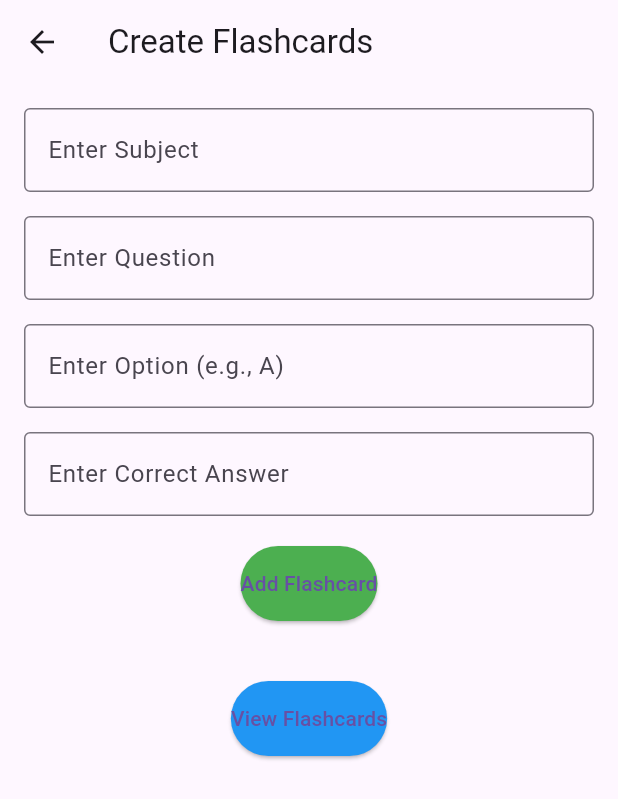
After one commit to iZilchi/Quiz-Whiz, a Flutter app: the AddScreen screen opened by its route, on a phone screen of 412 x 824 dp. The commit adds this screen. Shown: the top 799 px of the screen. Run offline on Flutter 3.47's test engine with Material 3 defaults, Android fonts, the phone set to English and light mode, and no system bars.

Commit message:
#updated initial frontend
>complete navigations
>enhancement needed

```diff
--- /dev/null
+++ b/lib/navigation buttons/add_screen.dart
@@ -0,0 +1,201 @@
+// screens/add_screen.dart
+import 'package:flutter/material.dart';
+
+class AddScreen extends StatefulWidget {
+  @override
+  _AddScreenState createState() => _AddScreenState();
+}
+
+class _AddScreenState extends State<AddScreen> {
+  final _formKey = GlobalKey<FormState>();
+  final _questionController = TextEditingController();
+  final _subjectController = TextEditingController();
+  final _optionController = TextEditingController();
+  final _correctAnswerController = TextEditingController();
+
+  List<Map<String, dynamic>> flashcards = [];
+  List<String> options = [];
+
+  @override
+  Widget build(BuildContext context) {
+    return Scaffold(
+      appBar: AppBar(
+        title: Text('Create Flashcards'),
+      ),
+      body: Padding(
+        padding: const EdgeInsets.all(16.0),
+        child: SingleChildScrollView(
+          child: Column(
+            children: [
+              // Form to add new flashcards
+              Form(
+                key: _formKey,
+                child: Column(
+                  children: [
+                    // Subject Input
+                    TextFormField(
+                      controller: _subjectController,
+                      decoration: InputDecoration(
+                        labelText: 'Enter Subject',
+                        border: OutlineInputBorder(),
+                      ),
+                      validator: (value) {
+                        if (value == null || value.isEmpty) {
+                          return 'Please enter a subject';
+                        }
+                        return null;
+                      },
+                    ),
+                    SizedBox(height: 16),
+
+                    // Question Input
+                    TextFormField(
+                      controller: _questionController,
+                      decoration: InputDecoration(
+                        labelText: 'Enter Question',
+                        border: OutlineInputBorder(),
+                        hintText: 'e.g., What is Flutter?',
+                      ),
+                      validator: (value) {
+                        if (value == null || value.isEmpty) {
+                          return 'Please enter a question';
+                        }
+                        return null;
+                      },
+                    ),
+                    SizedBox(height: 16),
+
+                    // Answer Options Input
+                    TextFormField(
+                      controller: _optionController,
+                      decoration: InputDecoration(
+                        labelText: 'Enter Option (e.g., A)',
+                        border: OutlineInputBorder(),
+                      ),
+                      onFieldSubmitted: (_) {
+                        setState(() {
+                          if (_optionController.text.isNotEmpty) {
+                            options.add(_optionController.text);
+                            _optionController.clear();
+                          }
+                        });
+                      },
+                    ),
+                    SizedBox(height: 16),
+
+                    // Correct Answer Input
+                    TextFormField(
+                      controller: _correctAnswerController,
+                      decoration: InputDecoration(
+                        labelText: 'Enter Correct Answer',
+                        border: OutlineInputBorder(),
+                      ),
+                      validator: (value) {
+                        if (value == null || value.isEmpty) {
+                          return 'Please enter the correct answer';
+                        }
+                        return null;
+                      },
+                    ),
+                    SizedBox(height: 20),
+
+                    // Add Flashcard Button
+                    ElevatedButton(
+                      onPressed: () {
+                        if (_formKey.currentState?.validate() ?? false) {
+                          setState(() {
+                            flashcards.add({
+                              'subject': _subjectController.text,
+                              'question': _questionController.text,
+                              'options': List.from(options),
+                              'correctAnswer': _correctAnswerController.text,
+                            });
+                            // Clear fields after adding
+                            _subjectController.clear();
+                            _questionController.clear();
+                            _correctAnswerController.clear();
+                            options.clear();
+                          });
+                        }
+                      },
+                      child: Text('Add Flashcard'),
+                      style: ElevatedButton.styleFrom(
+                        backgroundColor: Colors.green,
+                        padding: EdgeInsets.symmetric(vertical: 15),
+                      ),
+                    ),
+                    SizedBox(height: 20),
+
+                    // Show Added Flashcards
+                    if (flashcards.isNotEmpty) ...[
+                      ListView.builder(
+                        shrinkWrap: true,
+                        physics: NeverScrollableScrollPhysics(),
+                        itemCount: flashcards.length,
+                        itemBuilder: (context, index) {
+                          return Card(
+                            margin: EdgeInsets.symmetric(vertical: 5),
+                            elevation: 3,
+                            child: Padding(
+                              padding: const EdgeInsets.all(8.0),
+                              child: Column(
+                                crossAxisAlignment: CrossAxisAlignment.start,
+                                children: [
+                                  Text(
+                                    'Subject: ${flashcards[index]['subject']}',
+                                    style: TextStyle(fontSize: 16, fontWeight: FontWeight.bold),
+                                  ),
+                                  SizedBox(height: 8),
+                                  Text(
+                                    'Q: ${flashcards[index]['question']}',
+                                    style: TextStyle(fontSize: 16),
+                                  ),
+                                  SizedBox(height: 8),
+                                  Column(
+                                    crossAxisAlignment: CrossAxisAlignment.start,
+                                    children: List.generate(
+                                      flashcards[index]['options'].length,
+                                      (optionIndex) => Text(
+                                        'Option ${String.fromCharCode(65 + optionIndex)}: ${flashcards[index]['options'][optionIndex]}',
+                                        style: TextStyle(fontSize: 16),
+                                      ),
+                                    ),
+                                  ),
+                                  SizedBox(height: 8),
+                                  Text(
+                                    'Correct Answer: ${flashcards[index]['correctAnswer']}',
+                                    style: TextStyle(fontSize: 16, fontWeight: FontWeight.bold),
+                                  ),
+                                ],
+                              ),
+                            ),
+                          );
+                        },
+                      ),
+                    ],
+                  ],
+                ),
+              ),
+
+              SizedBox(height: 20),
+
+              // Button to view the created set of flashcards
+              Center(
+                child: ElevatedButton(
+                  onPressed: () {
+                    // Navigate to a page to review the flashcards (to be implemented)
+                  },
+                  child: Text('View Flashcards'),
+                  style: ElevatedButton.styleFrom(
+                    backgroundColor: Colors.blue,
+                    padding: EdgeInsets.symmetric(vertical: 15),
+                  ),
+                ),
+              ),
+            ],
+          ),
+        ),
+      ),
+    );
+  }
+}
--- a/lib/pages/signup_page.dart
+++ b/lib/pages/signup_page.dart
@@ -11,7 +11,7 @@ class SignUpPage extends StatelessWidget {
       body: SingleChildScrollView(
         child: Column(
           children: [
-            Header(title: 'QUIZ WHIZ'),
+            Header(title: 'QUIZ\nWHIZ'),
             Padding(
               padding: const EdgeInsets.symmetric(vertical: 50.0, horizontal: 20.0),
               child: Center(
@@ -74,7 +74,7 @@ class SignUpPage extends StatelessWidget {
                             );
                           },
                           style: ElevatedButton.styleFrom(
-                            backgroundColor: Colors.green,
+                            backgroundColor: const Color.fromARGB(255, 10, 100, 13),
                             padding: EdgeInsets.symmetric(horizontal: 80, vertical: 15),
                             shape: RoundedRectangleBorder(
                               borderRadius: BorderRadius.circular(5),
--- a/lib/widgets/header.dart
+++ b/lib/widgets/header.dart
@@ -14,8 +14,8 @@ class Header extends StatelessWidget {
       decoration: BoxDecoration(
         color: Color.fromARGB(255, 10, 100, 13),
         borderRadius: BorderRadius.only(
-          bottomLeft: Radius.circular(30),
-          bottomRight: Radius.circular(30),
+          bottomLeft: Radius.circular(50),
+          bottomRight: Radius.circular(50),
         ),
       ),
       alignment: Alignment.bottomCenter,
--- a/lib/widgets/subject_card.dart
+++ b/lib/widgets/subject_card.dart
@@ -9,7 +9,7 @@ class SubjectCard extends StatelessWidget {
         borderRadius: BorderRadius.circular(10),
       ),
       child: Container(
-        width: 100,
+        width: 99,
         height: 120,
         decoration: BoxDecoration(
           borderRadius: BorderRadius.circular(10),
@@ -25,7 +25,7 @@ class SubjectCard extends StatelessWidget {
             style: TextStyle(
               fontSize: 16,
               fontWeight: FontWeight.bold,
-              color: Colors.white,
+              color: const Color.fromARGB(255, 0, 0, 0),
             ),
           ),
         ),
--- a/pubspec.yaml
+++ b/pubspec.yaml
@@ -53,6 +53,7 @@ dev_dependencies:
 # The following section is specific to Flutter packages.
 flutter:
 
+
   # The following line ensures that the Material Icons font is
   # included with your application, so that you can use the icons in
   # the material Icons class.
```
Also changed, not shown: lib/main.dart (+17 -1 lines), lib/navigation buttons/home_content.dart (added, +13 -0 lines), lib/navigation buttons/profile_screen.dart (added, +119 -0 lines), lib/navigation buttons/quiz_screen.dart (added, +134 -0 lines), lib/navigation buttons/subject_screen.dart (added, +87 -0 lines), lib/pages/home_page.dart (+57 -15 lines), lib/pages/login_page.dart (+10 -16 lines), widget_test.dart (added, +33 -0 lines), 2 other files.
